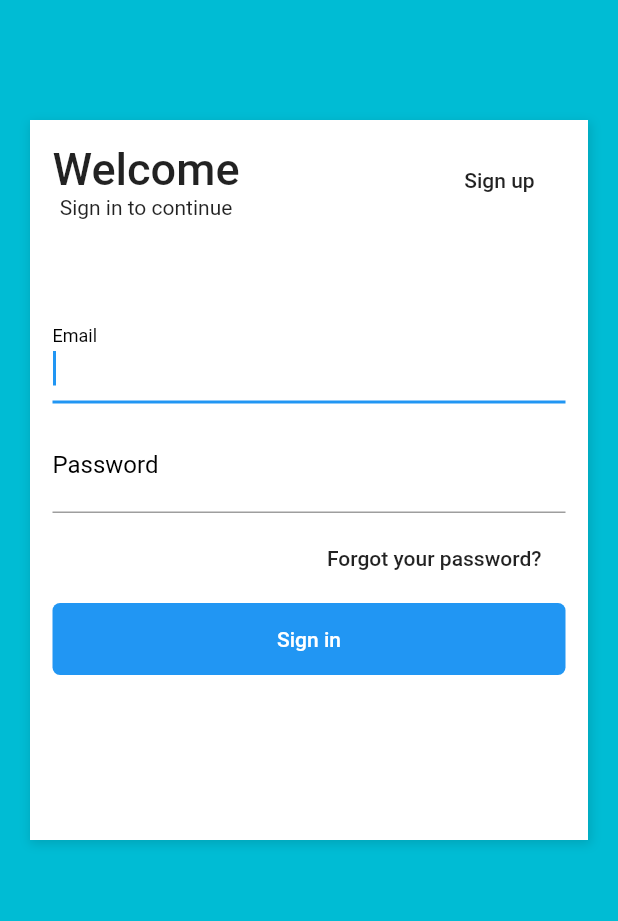
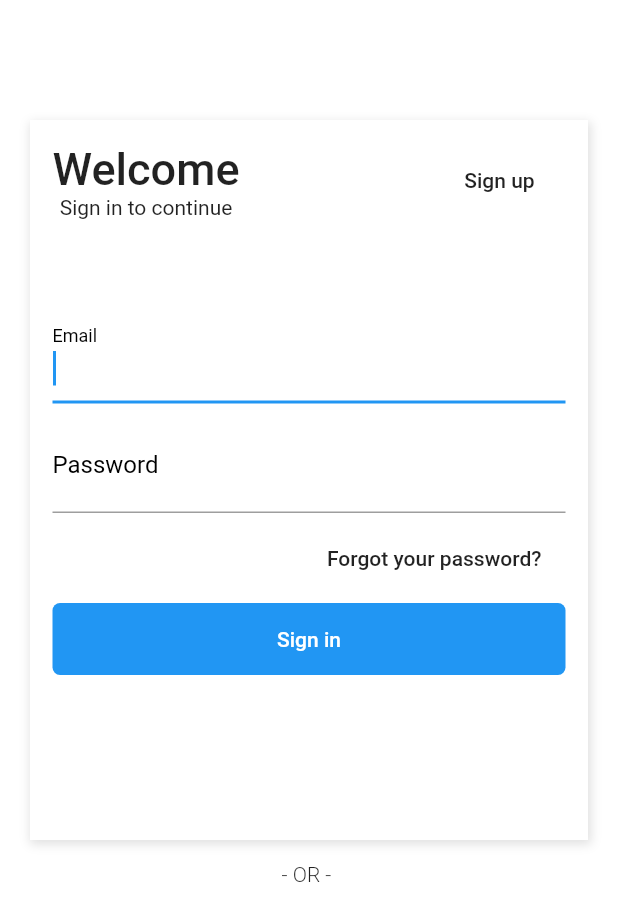
Before and after one commit to viniciusaugutis/flutter-shopping-layout, a Flutter app: the screen it shows after launch, on a phone screen of 412 x 824 dp. Shown: the top 921 px of the screen. Run offline on Flutter 3.47's test engine with Material 2 defaults, Android fonts, the phone set to English and light mode, and no system bars.

```diff
--- a/lib/pages/login.page.dart
+++ b/lib/pages/login.page.dart
@@ -6,7 +6,7 @@ class LoginPage extends StatelessWidget {
     return SafeArea(
       child: Scaffold(
         body: Container(
-          color: Colors.cyan,
+          color: Colors.white,
           padding: EdgeInsets.only(
             top: 80,
             left: 20,
@@ -103,16 +103,26 @@ class LoginPage extends StatelessWidget {
                               Radius.circular(5),
                             )),
                         child: FlatButton(
-                            child: Text("Sign in",
+                          child: Text(
+                            "Sign in",
                             style: TextStyle(
                               color: Colors.white,
-                                )),
+                            ),
+                          ),
                           onPressed: () {},
-                          ))
+                        ),
+                      )
                     ],
                   ),
                 ),
               ),
+              Container(
+                  padding: EdgeInsets.only(top: 15, bottom: 15),
+                  child: Text("- OR - ",
+                      style: TextStyle(
+                        fontSize: 14,
+                        fontWeight: FontWeight.w300,
+                      )))
             ],
           ),
         ),
```
Also changed, not shown: pubspec.yaml (+19 -3 lines), assets/Icon_Devices.png (added), assets/Icon_Gadgets.png (added), assets/Icon_Gaming.png (added), assets/Icon_Mens_Shoe.png (added), assets/Icon_Womens_Shoe.png (added), assets/facebook.png (added), assets/google.png (added), assets/product-1.png (added), assets/product-10.png (added), assets/product-2.png (added), assets/product-3.png (added), assets/product-4.png (added), assets/product-5.png (added), 4 more files, 1 other file. Lines whose indentation alone changed are shown as unchanged.
